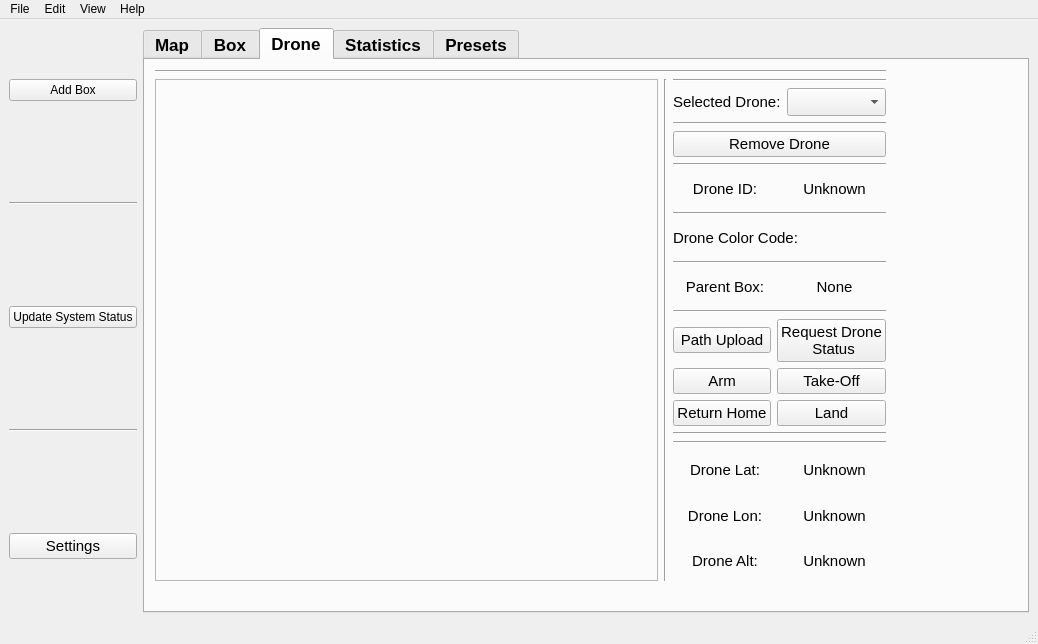
This is ros2_ws/src/hmi/ui/mainwindow.ui in Samwise101/EiRT-AscenD-Robotics as Qt 5 draws it before an edit. The edited form follows.
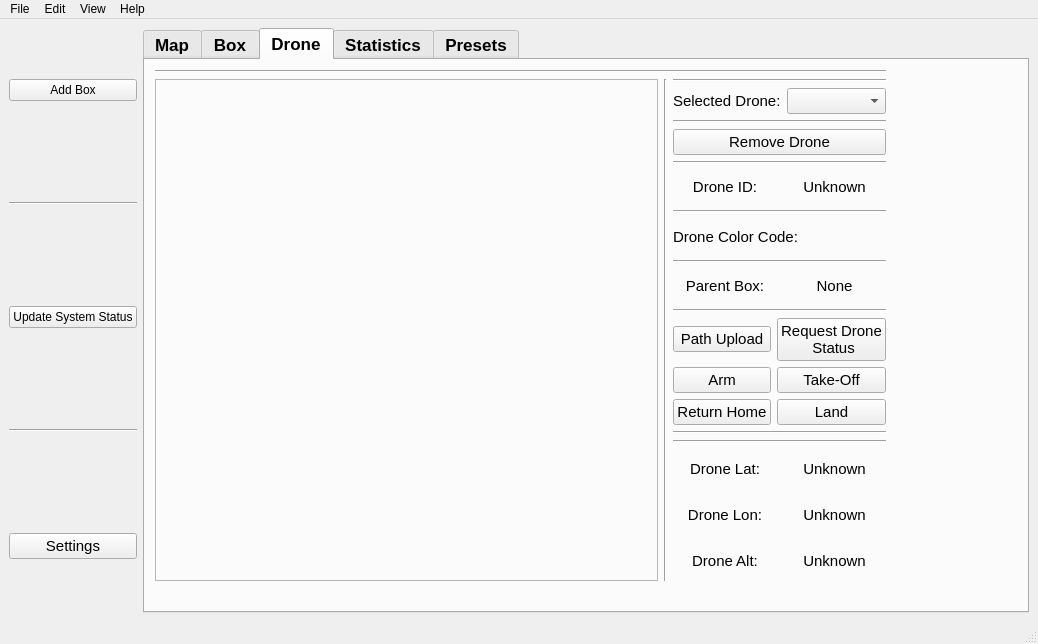
This is the edited form. Icons and pictures are not drawn.

```diff
--- a/ros2_ws/src/hmi/ui/mainwindow.ui
+++ b/ros2_ws/src/hmi/ui/mainwindow.ui
@@ -864,7 +864,15 @@
                     </widget>
                    </item>
                    <item>
-                    <widget class="QComboBox" name="droneComboBox"/>
+                    <widget class="QComboBox" name="droneComboBox">
+                     <property name="font">
+                      <font>
+                       <pointsize>11</pointsize>
+                       <weight>50</weight>
+                       <bold>false</bold>
+                      </font>
+                     </property>
+                    </widget>
                    </item>
                   </layout>
                  </item>
```
Left out of the diff: 10 changed lines with no effect on the pictures.
